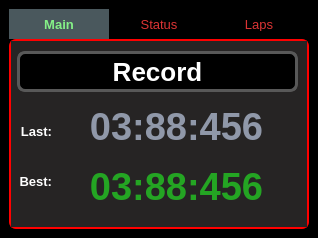
Before: the Qt Designer form zx6r_qt/mainwindow.ui in javirugo/telemetry, drawn with Qt 5.
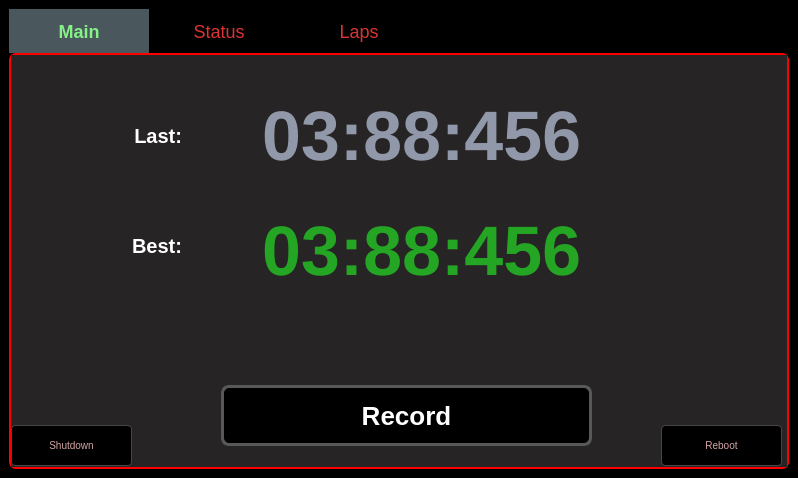
After: the same form once the commit is applied.

```diff
--- a/zx6r_qt/mainwindow.ui
+++ b/zx6r_qt/mainwindow.ui
@@ -6,8 +6,8 @@
    <rect>
     <x>0</x>
     <y>0</y>
-    <width>318</width>
-    <height>238</height>
+    <width>798</width>
+    <height>478</height>
    </rect>
   </property>
   <property name="windowTitle">
@@ -17,7 +17,7 @@
    <enum>Qt::LeftToRight</enum>
   </property>
   <property name="styleSheet">
-   <string notr="true">QMainWindow { max-width: 320px; max-height: 240px; }
+   <string notr="true">QMainWindow { max-width: 800px; max-height: 480px; }
 
 #centralwidget { background-color: black; color: white; }
 
@@ -25,15 +25,15 @@
 
 QPushButton { background-color: black; color: white; border: 1px solid #4A4646; }
 
-QTabBar::tab { min-width: 60px; font-weight: normal; color: #DC3434; padding: 8px 20px; border: 0; background-color: black; font-size: 13px; }
+QTabBar::tab { min-width: 100px; min-height: 24px; font-weight: normal; color: #DC3434; padding: 10px 20px; border: 0; background-color: black; font-size: 18px; }
 
 QTabBar::tab:selected { font-weight: bold; background-color: #4A585D; color: #85F187; }
 
 QTabWidget::pane { border: 2px solid red; border-radius: 7px; background-color: #3E3E3E;}
 
-#labelBestLapTime, #labelLastLapTime { font-size: 38px; font-weight: bold; }
+#labelBestLapTime, #labelLastLapTime { font-size: 70px; font-weight: bold; }
 
-#labelLastLap, #labelBestLap { font-size: 13px; font-weight: bold; }
+#labelLastLap, #labelBestLap { font-size: 20px; font-weight: bold; }
 
 #labelBestLapTime {color: #24A523; }
 #labelLastLapTime {color: #9098A9; }
@@ -78,16 +78,22 @@
        </size>
       </property>
       <widget class="QWidget" name="tabMain">
+       <property name="sizePolicy">
+        <sizepolicy hsizetype="Fixed" vsizetype="Fixed">
+         <horstretch>0</horstretch>
+         <verstretch>0</verstretch>
+        </sizepolicy>
+       </property>
        <attribute name="title">
         <string>Main</string>
        </attribute>
        <widget class="QPushButton" name="pbRecord">
         <property name="geometry">
          <rect>
-          <x>6</x>
-          <y>10</y>
-          <width>281</width>
-          <height>41</height>
+          <x>210</x>
+          <y>330</y>
+          <width>371</width>
+          <height>61</height>
          </rect>
         </property>
         <property name="focusPolicy">
@@ -100,10 +106,10 @@
        <widget class="QLabel" name="labelLastLapTime">
         <property name="geometry">
          <rect>
-          <x>50</x>
-          <y>60</y>
-          <width>231</width>
-          <height>51</height>
+          <x>180</x>
+          <y>40</y>
+          <width>461</width>
+          <height>81</height>
          </rect>
         </property>
         <property name="text">
@@ -116,9 +122,9 @@
        <widget class="QLabel" name="labelBestLap">
         <property name="geometry">
          <rect>
-          <x>0</x>
-          <y>130</y>
-          <width>41</width>
+          <x>110</x>
+          <y>180</y>
+          <width>61</width>
           <height>21</height>
          </rect>
         </property>
@@ -132,9 +138,9 @@
        <widget class="QLabel" name="labelLastLap">
         <property name="geometry">
          <rect>
-          <x>0</x>
-          <y>80</y>
-          <width>41</width>
+          <x>110</x>
+          <y>70</y>
+          <width>61</width>
           <height>21</height>
          </rect>
         </property>
@@ -148,10 +154,10 @@
        <widget class="QLabel" name="labelBestLapTime">
         <property name="geometry">
          <rect>
-          <x>50</x>
-          <y>120</y>
-          <width>231</width>
-          <height>51</height>
+          <x>180</x>
+          <y>150</y>
+          <width>461</width>
+          <height>91</height>
          </rect>
         </property>
         <property name="text">
@@ -161,6 +167,38 @@
          <set>Qt::AlignCenter</set>
         </property>
        </widget>
+       <widget class="QPushButton" name="pbReboot">
+        <property name="geometry">
+         <rect>
+          <x>650</x>
+          <y>370</y>
+          <width>121</width>
+          <height>41</height>
+         </rect>
+        </property>
+        <property name="focusPolicy">
+         <enum>Qt::NoFocus</enum>
+        </property>
+        <property name="text">
+         <string>Reboot</string>
+        </property>
+       </widget>
+       <widget class="QPushButton" name="pbShutdown">
+        <property name="geometry">
+         <rect>
+          <x>0</x>
+          <y>370</y>
+          <width>121</width>
+          <height>41</height>
+         </rect>
+        </property>
+        <property name="focusPolicy">
+         <enum>Qt::NoFocus</enum>
+        </property>
+        <property name="text">
+         <string>Shutdown</string>
+        </property>
+       </widget>
       </widget>
       <widget class="QWidget" name="tabStatus">
        <attribute name="title">
@@ -283,57 +321,6 @@
          <string>speed</string>
         </property>
        </widget>
-       <widget class="QPushButton" name="pbReboot">
-        <property name="geometry">
-         <rect>
-          <x>242</x>
-          <y>152</y>
-          <width>51</width>
-          <height>31</height>
-         </rect>
-        </property>
-        <property name="focusPolicy">
-         <enum>Qt::NoFocus</enum>
-        </property>
-        <property name="text">
-         <string>Reboot</string>
-        </property>
-       </widget>
-       <widget class="QPushButton" name="pbShutdown">
-        <property name="geometry">
-         <rect>
-          <x>2</x>
-          <y>152</y>
-          <width>51</width>
-          <height>31</height>
-         </rect>
-        </property>
-        <property name="focusPolicy">
-         <enum>Qt::NoFocus</enum>
-        </property>
-        <property name="text">
-         <string>Shutdown</string>
-        </property>
-       </widget>
-       <widget class="QPushButton" name="pbLiveStatus">
-        <property name="geometry">
-         <rect>
-          <x>57</x>
-          <y>142</y>
-          <width>181</width>
-          <height>41</height>
-         </rect>
-        </property>
-        <property name="focusPolicy">
-         <enum>Qt::NoFocus</enum>
-        </property>
-        <property name="text">
-         <string>LIVE</string>
-        </property>
-        <property name="checkable">
-         <bool>true</bool>
-        </property>
-       </widget>
        <widget class="QProgressBar" name="progressBarRPM">
         <property name="geometry">
          <rect>
```
Left out of the diff: 31 changed lines with no effect on the pictures.
